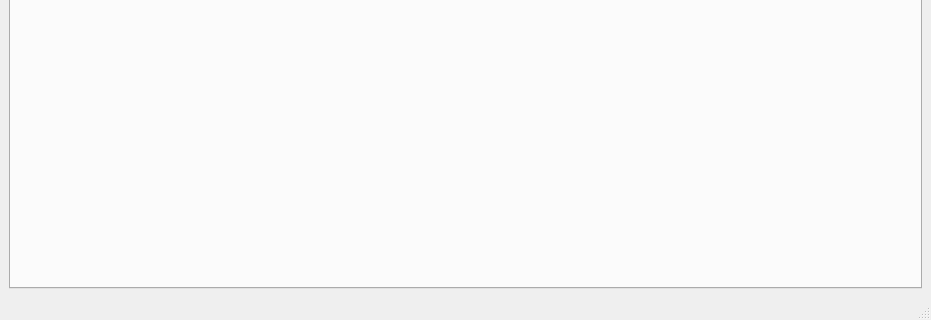
Qt form gui/pulsed/ui_pulsed_maingui.ui (Ulm-IQO/qudi) before a commit; both pictures show x 0 to 931 and y 500 to 820 of the 931 by 820 pixel window.
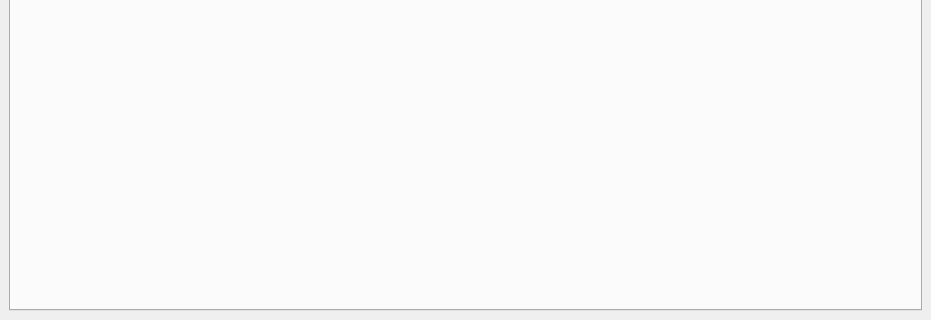
The same form after that commit. Icons and pictures are not drawn.

Commit message: removing unnecessary status bars

Diff of the .ui file:
```diff
--- a/gui/pulsed/ui_pulsed_maingui.ui
+++ b/gui/pulsed/ui_pulsed_maingui.ui
@@ -65,7 +65,6 @@
    <addaction name="menuFile"/>
    <addaction name="menuSettings"/>
   </widget>
-  <widget class="QStatusBar" name="statusbar"/>
   <widget class="QToolBar" name="analysis_ToolBar">
    <property name="windowTitle">
     <string>Measurement Control Toolbar</string>
```
Left out of the diff: 2 changed lines with no effect on the pictures. The commit also changes 14 other files.
